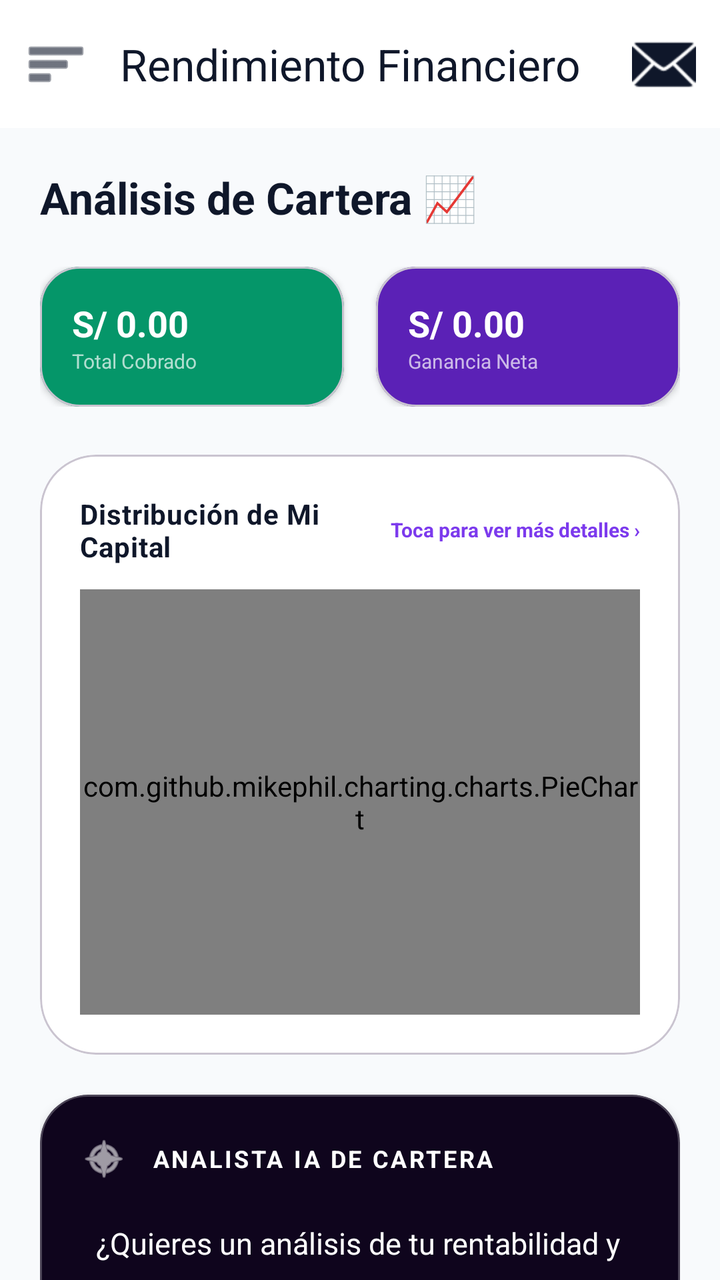
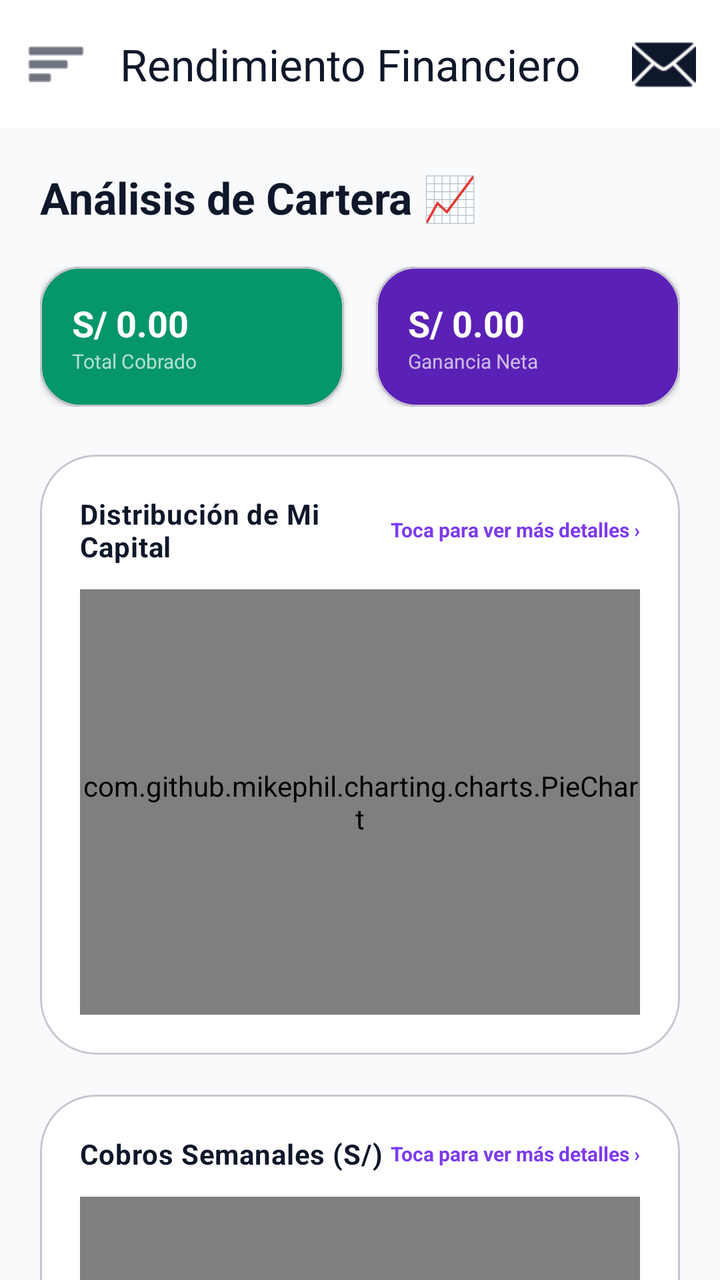

An Android layout rendered at two revisions. The XML below is the earlier revision; the diff shows what the commit changed to produce the second picture.
<!-- AndroidManifest.xml: application theme Theme.Gomezmart -->
<!-- res/layout/fragment_loans_metrics.xml -->
<?xml version="1.0" encoding="utf-8"?>
<androidx.coordinatorlayout.widget.CoordinatorLayout xmlns:android="http://schemas.android.com/apk/res/android"
    xmlns:app="http://schemas.android.com/apk/res-auto"
    android:layout_width="match_parent"
    android:layout_height="match_parent"
    android:background="?attr/colorSurface">

    <com.google.android.material.appbar.AppBarLayout
        android:layout_width="match_parent"
        android:layout_height="wrap_content"
        android:background="?attr/colorSurfaceContainer"
        app:elevation="0dp">
        <com.google.android.material.appbar.MaterialToolbar
            android:id="@+id/toolbarMetricsFrag"
            android:layout_width="match_parent"
            android:layout_height="?attr/actionBarSize"
            app:title="Rendimiento Financiero"
            app:titleTextColor="@color/slate_900"
            app:navigationIcon="@android:drawable/ic_menu_sort_by_size"
            app:navigationIconTint="@color/slate_900"
            app:menu="@menu/menu_mailbox" />
    </com.google.android.material.appbar.AppBarLayout>

    <androidx.core.widget.NestedScrollView
        android:layout_width="match_parent"
        android:layout_height="match_parent"
        app:layout_behavior="@string/appbar_scrolling_view_behavior">

        <LinearLayout
            android:layout_width="match_parent"
            android:layout_height="wrap_content"
            android:orientation="vertical"
            android:padding="20dp">

            <TextView
                android:layout_width="wrap_content"
                android:layout_height="wrap_content"
                android:text="Análisis de Cartera 📈"
                android:textSize="22sp"
                android:textStyle="bold"
                android:textColor="?attr/colorOnSurface" />

            
            <LinearLayout
                android:layout_width="match_parent"
                android:layout_height="wrap_content"
                android:orientation="horizontal"
                android:layout_marginTop="20dp"
                android:baselineAligned="false">

                <com.google.android.material.card.MaterialCardView
                    android:layout_width="0dp"
                    android:layout_height="wrap_content"
                    android:layout_weight="1"
                    android:layout_marginEnd="8dp"
                    app:cardCornerRadius="20dp"
                    app:cardElevation="2dp"
                    app:cardBackgroundColor="@color/emerald_600">
                    <LinearLayout
                        android:layout_width="match_parent"
                        android:layout_height="wrap_content"
                        android:orientation="vertical"
                        android:padding="16dp">
                        <TextView
                            android:id="@+id/tvMetricsTotalCollected"
                            android:layout_width="wrap_content"
                            android:layout_height="wrap_content"
                            android:text="S/ 0.00"
                            android:textSize="18sp"
                            android:textStyle="bold"
                            android:textColor="@color/white" />
                        <TextView
                            android:layout_width="wrap_content"
                            android:layout_height="wrap_content"
                            android:text="Total Cobrado"
                            android:textSize="10sp"
                            android:textColor="#B0FFFFFF" />
                    </LinearLayout>
                </com.google.android.material.card.MaterialCardView>

                <com.google.android.material.card.MaterialCardView
                    android:layout_width="0dp"
                    android:layout_height="wrap_content"
                    android:layout_weight="1"
                    android:layout_marginStart="8dp"
                    app:cardCornerRadius="20dp"
                    app:cardElevation="2dp"
                    app:cardBackgroundColor="@color/purple_800">
                    <LinearLayout
                        android:layout_width="match_parent"
                        android:layout_height="wrap_content"
                        android:orientation="vertical"
                        android:padding="16dp">
                        <TextView
                            android:id="@+id/tvMetricsTotalProfit"
                            android:layout_width="wrap_content"
                            android:layout_height="wrap_content"
                            android:text="S/ 0.00"
                            android:textSize="18sp"
                            android:textStyle="bold"
                            android:textColor="@color/white" />
                        <TextView
                            android:layout_width="wrap_content"
                            android:layout_height="wrap_content"
                            android:text="Ganancia Neta"
                            android:textSize="10sp"
                            android:textColor="#B0FFFFFF" />
                    </LinearLayout>
                </com.google.android.material.card.MaterialCardView>
            </LinearLayout>

            <com.google.android.material.card.MaterialCardView
                android:id="@+id/cardCapitalDistribution"
                android:layout_width="match_parent"
                android:layout_height="300dp"
                android:layout_marginTop="24dp"
                android:clickable="true"
                android:focusable="true"
                app:cardCornerRadius="28dp"
                app:cardElevation="0dp"
                app:strokeWidth="1dp"
                app:strokeColor="?attr/colorOutlineVariant"
                app:cardBackgroundColor="?attr/colorSurfaceContainer">
                <LinearLayout
                    android:layout_width="match_parent"
                    android:layout_height="match_parent"
                    android:orientation="vertical"
                    android:padding="20dp">
                    <LinearLayout
                        android:layout_width="match_parent"
                        android:layout_height="wrap_content"
                        android:orientation="horizontal"
                        android:gravity="center_vertical">

                        <TextView
                            android:layout_width="0dp"
                            android:layout_height="wrap_content"
                            android:layout_weight="1"
                            android:text="Distribución de Mi Capital"
                            android:textStyle="bold"
                            android:textColor="?attr/colorOnSurface"
                            android:textSize="14sp"
                            android:letterSpacing="0.02" />

                        <TextView
                            android:id="@+id/tvHintCapitalDetail"
                            android:layout_width="wrap_content"
                            android:layout_height="wrap_content"
                            android:text="@string/tap_for_more_details"
                            android:textSize="10sp"
                            android:textStyle="bold"
                            android:textColor="@color/purple_600" />
                    </LinearLayout>
                    <com.github.mikephil.charting.charts.PieChart
                        android:id="@+id/chartMetricsRisk"
                        android:layout_width="match_parent"
                        android:layout_height="match_parent"
                        android:layout_marginTop="12dp" />
                </LinearLayout>
            </com.google.android.material.card.MaterialCardView>

            
            <com.google.android.material.card.MaterialCardView
                android:id="@+id/cardLoansAiAdvisor"
                android:layout_width="match_parent"
                android:layout_height="wrap_content"
                android:layout_marginTop="20dp"
                app:cardBackgroundColor="@color/midnight_purple"
                app:cardCornerRadius="24dp"
                app:cardElevation="4dp"
                app:strokeWidth="1dp"
                app:strokeColor="@color/glass_border">

                <LinearLayout
                    android:layout_width="match_parent"
                    android:layout_height="wrap_content"
                    android:orientation="vertical"
                    android:padding="20dp">

                    <LinearLayout
                        android:layout_width="match_parent"
                        android:layout_height="wrap_content"
                        android:orientation="horizontal"
                        android:gravity="center_vertical"
                        android:layout_marginBottom="12dp">

                        <ImageView
                            android:layout_width="24dp"
                            android:layout_height="24dp"
                            android:src="@android:drawable/ic_menu_compass"
                            app:tint="@color/white" />

                        <TextView
                            android:layout_width="wrap_content"
                            android:layout_height="wrap_content"
                            android:layout_marginStart="12dp"
                            android:text="ANALISTA IA DE CARTERA"
                            android:textSize="12sp"
                            android:textStyle="bold"
                            android:letterSpacing="0.1"
                            android:textColor="@color/white" />

                        <ProgressBar
                            android:id="@+id/progressLoansAi"
                            style="?android:attr/progressBarStyleSmall"
                            android:layout_width="20dp"
                            android:layout_height="20dp"
                            android:layout_marginStart="12dp"
                            android:indeterminateTint="@color/white"
                            android:visibility="gone" />
                    </LinearLayout>

                    <TextView
                        android:id="@+id/tvLoansAiContent"
                        android:layout_width="match_parent"
                        android:layout_height="wrap_content"
                        android:text="¿Quieres un análisis de tu rentabilidad y riesgo? Toca el botón para que la IA de GoMezMart revise tu cartera."
                        android:textSize="15sp"
                        android:textColor="#FFFFFF"
                        android:alpha="1.0"
                        android:lineSpacingExtra="7dp"
                        android:padding="8dp" />

                    <LinearLayout
                        android:layout_width="match_parent"
                        android:layout_height="wrap_content"
                        android:orientation="horizontal"
                        android:gravity="end"
                        android:layout_marginTop="16dp">

                        <com.google.android.material.button.MaterialButton
                            android:id="@+id/btnCloseLoansAi"
                            style="@style/Widget.Material3.Button.TextButton"
                            android:layout_width="wrap_content"
                            android:layout_height="wrap_content"
                            android:text="Cerrar"
                            android:textSize="11sp"
                            android:textColor="@color/white"
                            android:visibility="gone"
                            android:layout_marginEnd="8dp" />

                        <com.google.android.material.button.MaterialButton
                            android:id="@+id/btnChatLoansAi"
                            style="@style/Widget.Material3.Button.TonalButton"
                            android:layout_width="wrap_content"
                            android:layout_height="wrap_content"
                            android:layout_marginEnd="8dp"
                            android:text="💬 Chatear con IA"
                            android:textSize="11sp"
                            android:textColor="@color/white"
                            app:backgroundTint="#33FFFFFF"
                            app:cornerRadius="10dp" />

                        <com.google.android.material.button.MaterialButton
                            android:id="@+id/btnRefreshLoansAi"
                            style="@style/Widget.Material3.Button.TonalButton"
                            android:layout_width="wrap_content"
                            android:layout_height="wrap_content"
                            android:text="Analizar Cartera"
                            android:textSize="11sp"
                            android:textColor="@color/midnight_purple"
                            app:backgroundTint="@color/white"
                            app:cornerRadius="10dp"
                            app:icon="@android:drawable/stat_notify_sync"
                            app:iconSize="14dp" />
                    </LinearLayout>
                </LinearLayout>
            </com.google.android.material.card.MaterialCardView>

            <com.google.android.material.card.MaterialCardView
                android:id="@+id/cardWeeklyCollections"
                android:layout_width="match_parent"
                android:layout_height="300dp"
                android:layout_marginTop="20dp"
                android:clickable="true"
                android:focusable="true"
                app:cardCornerRadius="28dp"
                app:cardElevation="0dp"
                app:strokeWidth="1dp"
                app:strokeColor="?attr/colorOutlineVariant"
                app:cardBackgroundColor="?attr/colorSurfaceContainer">
                <LinearLayout
                    android:layout_width="match_parent"
                    android:layout_height="match_parent"
                    android:orientation="vertical"
                    android:padding="20dp">
                    <LinearLayout
                        android:layout_width="match_parent"
                        android:layout_height="wrap_content"
                        android:orientation="horizontal"
                        android:gravity="center_vertical">

                        <TextView
                            android:layout_width="0dp"
                            android:layout_height="wrap_content"
                            android:layout_weight="1"
                            android:text="Cobros Semanales (S/)"
                            android:textStyle="bold"
                            android:textColor="?attr/colorOnSurface"
                            android:textSize="14sp"
                            android:letterSpacing="0.02" />

                        <TextView
                            android:id="@+id/tvHintWeeklyDetail"
                            android:layout_width="wrap_content"
                            android:layout_height="wrap_content"
                            android:text="@string/tap_for_more_details"
                            android:textSize="10sp"
                            android:textStyle="bold"
                            android:textColor="@color/purple_600" />
                    </LinearLayout>
                    <com.github.mikephil.charting.charts.BarChart
                        android:id="@+id/chartMetricsCollection"
                        android:layout_width="match_parent"
                        android:layout_height="match_parent"
                        android:layout_marginTop="12dp" />
                </LinearLayout>
            </com.google.android.material.card.MaterialCardView>

        </LinearLayout>
    </androidx.core.widget.NestedScrollView>

</androidx.coordinatorlayout.widget.CoordinatorLayout>
<!-- resources referenced by this layout -->
<resources>
  <color name="emerald_600">#059669</color>
  <color name="glass_border">#40FFFFFF</color>
  <color name="midnight_purple">#0F051D</color>
  <color name="purple_600">#7C3AED</color>
  <color name="purple_800">#5B21B6</color>
  <color name="slate_900">#0F172A</color>
  <color name="white">#FFFFFFFF</color>
  <string name="tap_for_more_details">Toca para ver más detalles ›</string>
  <style name="Theme.Gomezmart" parent="Base.Theme.Gomezmart" />
  <style name="Base.Theme.Gomezmart" parent="Theme.Material3.DayNight.NoActionBar">
          <item name="colorPrimary">@color/purple_600</item>
          <item name="colorOnPrimary">@color/white</item>
          <item name="colorSecondary">@color/indigo_500</item>
          <item name="colorSurface">@color/slate_50</item>
          <item name="colorOnSurface">@color/slate_900</item>
          <item name="colorOnSurfaceVariant">@color/slate_500</item>
          <item name="colorSurfaceContainer">@color/white</item>
          <item name="android:windowBackground">@color/slate_50</item>
      </style>
  <color name="indigo_500">#6366F1</color>
  <color name="slate_50">#F8FAFC</color>
  <color name="slate_500">#64748B</color>
</resources>

<!-- the commit's change to res/layout/fragment_loans_metrics.xml (unified diff, before → after) -->
@@ -159,114 +159,6 @@
                 </LinearLayout>
             </com.google.android.material.card.MaterialCardView>
 
-            
-            <com.google.android.material.card.MaterialCardView
-                android:id="@+id/cardLoansAiAdvisor"
-                android:layout_width="match_parent"
-                android:layout_height="wrap_content"
-                android:layout_marginTop="20dp"
-                app:cardBackgroundColor="@color/midnight_purple"
-                app:cardCornerRadius="24dp"
-                app:cardElevation="4dp"
-                app:strokeWidth="1dp"
-                app:strokeColor="@color/glass_border">
-
-                <LinearLayout
-                    android:layout_width="match_parent"
-                    android:layout_height="wrap_content"
-                    android:orientation="vertical"
-                    android:padding="20dp">
-
-                    <LinearLayout
-                        android:layout_width="match_parent"
-                        android:layout_height="wrap_content"
-                        android:orientation="horizontal"
-                        android:gravity="center_vertical"
-                        android:layout_marginBottom="12dp">
-
-                        <ImageView
-                            android:layout_width="24dp"
-                            android:layout_height="24dp"
-                            android:src="@android:drawable/ic_menu_compass"
-                            app:tint="@color/white" />
-
-                        <TextView
-                            android:layout_width="wrap_content"
-                            android:layout_height="wrap_content"
-                            android:layout_marginStart="12dp"
-                            android:text="ANALISTA IA DE CARTERA"
-                            android:textSize="12sp"
-                            android:textStyle="bold"
-                            android:letterSpacing="0.1"
-                            android:textColor="@color/white" />
-
-                        <ProgressBar
-                            android:id="@+id/progressLoansAi"
-                            style="?android:attr/progressBarStyleSmall"
-                            android:layout_width="20dp"
-                            android:layout_height="20dp"
-                            android:layout_marginStart="12dp"
-                            android:indeterminateTint="@color/white"
-                            android:visibility="gone" />
-                    </LinearLayout>
-
-                    <TextView
-                        android:id="@+id/tvLoansAiContent"
-                        android:layout_width="match_parent"
-                        android:layout_height="wrap_content"
-                        android:text="¿Quieres un análisis de tu rentabilidad y riesgo? Toca el botón para que la IA de GoMezMart revise tu cartera."
-                        android:textSize="15sp"
-                        android:textColor="#FFFFFF"
-                        android:alpha="1.0"
-                        android:lineSpacingExtra="7dp"
-                        android:padding="8dp" />
-
-                    <LinearLayout
-                        android:layout_width="match_parent"
-                        android:layout_height="wrap_content"
-                        android:orientation="horizontal"
-                        android:gravity="end"
-                        android:layout_marginTop="16dp">
-
-                        <com.google.android.material.button.MaterialButton
-                            android:id="@+id/btnCloseLoansAi"
-                            style="@style/Widget.Material3.Button.TextButton"
-                            android:layout_width="wrap_content"
-                            android:layout_height="wrap_content"
-                            android:text="Cerrar"
-                            android:textSize="11sp"
-                            android:textColor="@color/white"
-                            android:visibility="gone"
-                            android:layout_marginEnd="8dp" />
-
-                        <com.google.android.material.button.MaterialButton
-                            android:id="@+id/btnChatLoansAi"
-                            style="@style/Widget.Material3.Button.TonalButton"
-                            android:layout_width="wrap_content"
-                            android:layout_height="wrap_content"
-                            android:layout_marginEnd="8dp"
-                            android:text="💬 Chatear con IA"
-                            android:textSize="11sp"
-                            android:textColor="@color/white"
-                            app:backgroundTint="#33FFFFFF"
-                            app:cornerRadius="10dp" />
-
-                        <com.google.android.material.button.MaterialButton
-                            android:id="@+id/btnRefreshLoansAi"
-                            style="@style/Widget.Material3.Button.TonalButton"
-                            android:layout_width="wrap_content"
-                            android:layout_height="wrap_content"
-                            android:text="Analizar Cartera"
-                            android:textSize="11sp"
-                            android:textColor="@color/midnight_purple"
-                            app:backgroundTint="@color/white"
-                            app:cornerRadius="10dp"
-                            app:icon="@android:drawable/stat_notify_sync"
-                            app:iconSize="14dp" />
-                    </LinearLayout>
-                </LinearLayout>
-            </com.google.android.material.card.MaterialCardView>
-
             <com.google.android.material.card.MaterialCardView
                 android:id="@+id/cardWeeklyCollections"
                 android:layout_width="match_parent"
<!-- resource entries referenced after the edit -->
@@ -1,8 +1,6 @@
 <!-- resources referenced by this layout -->
 <resources>
   <color name="emerald_600">#059669</color>
-  <color name="glass_border">#40FFFFFF</color>
-  <color name="midnight_purple">#0F051D</color>
   <color name="purple_600">#7C3AED</color>
   <color name="purple_800">#5B21B6</color>
   <color name="slate_900">#0F172A</color>
